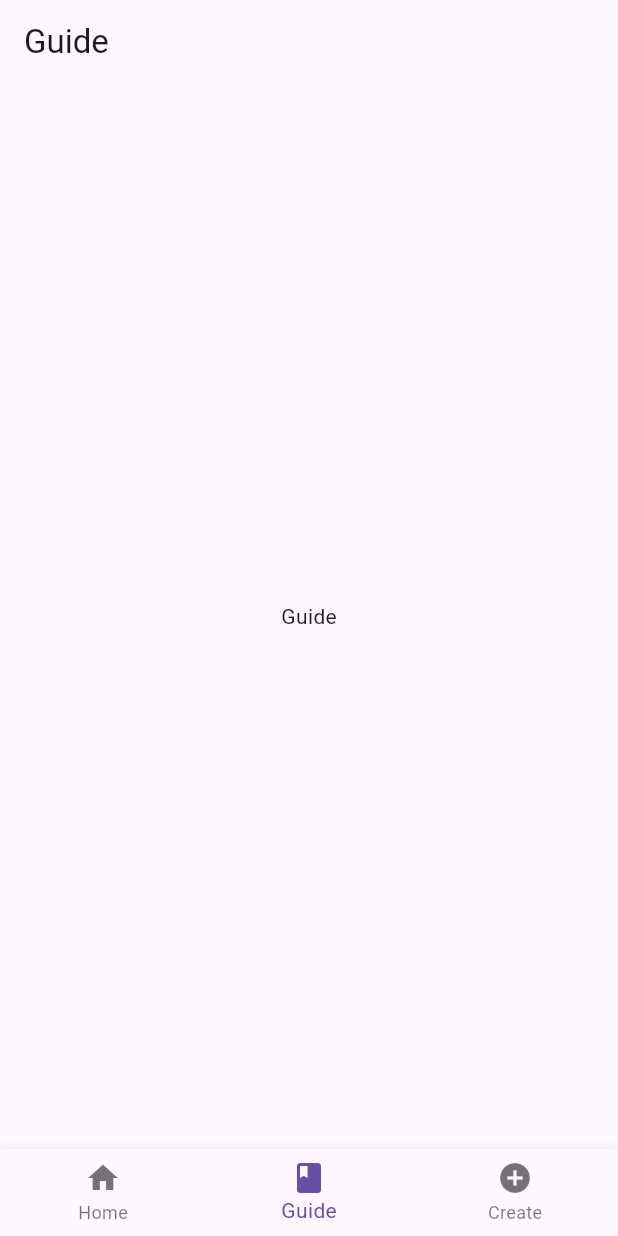
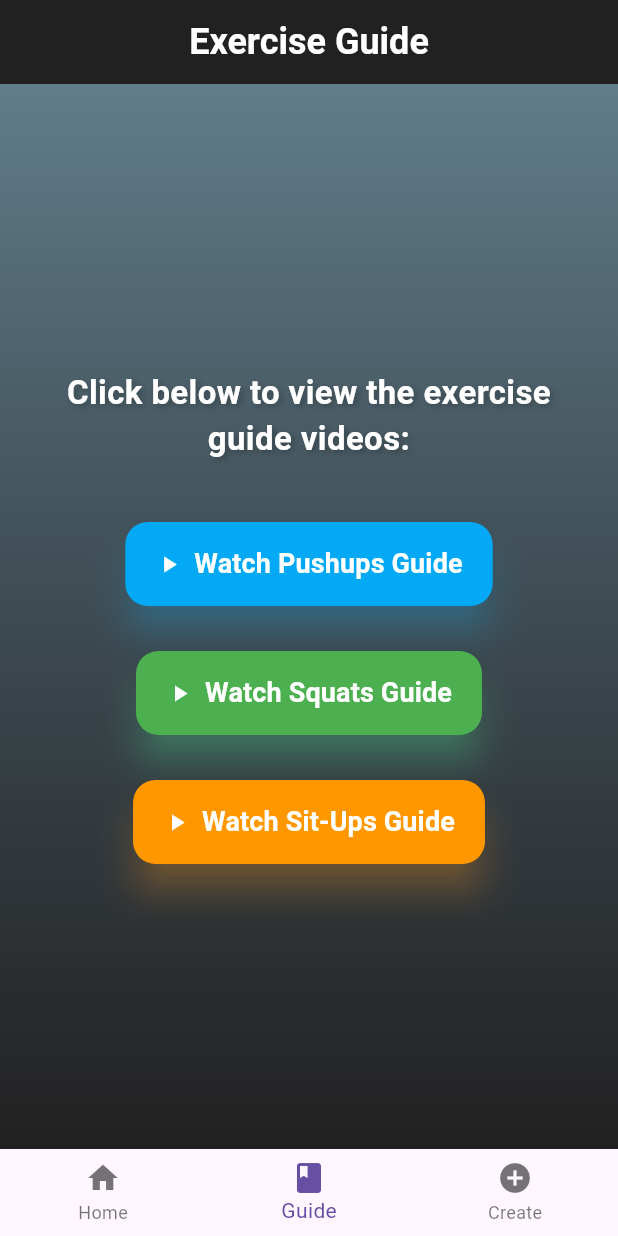
Before and after one commit to Mg1414/Sensing-App, a Flutter app: the screen it shows after launch, item 2 of the bottom bar chosen, on a phone screen of 412 x 824 dp. Run offline on Flutter 3.47's test engine with Material 3 defaults, Android fonts, the phone set to English and light mode, and no system bars; our stand-ins replace camera.

Commit message:
Added GuideScreen

```diff
--- /dev/null
+++ b/lib/guide_screen.dart
@@ -0,0 +1,144 @@
+
+import 'package:flutter/material.dart';
+import 'package:url_launcher/url_launcher.dart'; // For opening URLs in a browser
+
+class GuideScreen extends StatelessWidget {
+  const GuideScreen({super.key});
+
+  // Exercise video URLs
+  final String pushupUrl = 'https://www.youtube.com/watch?v=lsRAK6cr5kY'; // Example link for Pushups
+  final String squatUrl = 'https://www.youtube.com/watch?v=6bvZMJATN-s'; // Example link for Squats
+  final String situpUrl = 'https://www.youtube.com/watch?v=R5FJuyAPNTo'; // Example link for Sit-Ups
+
+  // Function to open the URL in the browser
+  Future<void> _launchURL(String url) async {
+    final Uri videoUri = Uri.parse(url);
+    if (await canLaunchUrl(videoUri)) {
+      await launchUrl(videoUri);
+    } else {
+      throw 'Could not launch $url';
+    }
+  }
+
+  @override
+  Widget build(BuildContext context) {
+    return Scaffold(
+      appBar: AppBar(
+        title: const Center(
+          child: Text(
+            'Exercise Guide',
+            style: TextStyle(
+              fontWeight: FontWeight.bold,
+              fontSize: 24,
+              color: Colors.white,
+            ),
+          ),
+        ),
+        backgroundColor: Colors.grey.shade900,
+      ),
+      body: Container(
+        decoration: const BoxDecoration(
+          gradient: LinearGradient(
+            colors: [Colors.blueGrey, Colors.black87],
+            begin: Alignment.topCenter,
+            end: Alignment.bottomCenter,
+          ),
+        ),
+        child: Center(
+          child: Padding(
+            padding: const EdgeInsets.all(20.0),
+            child: Column(
+              mainAxisAlignment: MainAxisAlignment.center,
+              children: [
+                const Text(
+                  'Click below to view the exercise guide videos:',
+                  textAlign: TextAlign.center,
+                  style: TextStyle(
+                    fontSize: 22,
+                    fontWeight: FontWeight.bold,
+                    color: Colors.white,
+                    shadows: [
+                      Shadow(
+                        blurRadius: 5.0,
+                        color: Colors.black26,
+                        offset: Offset(2, 2),
+                      ),
+                    ],
+                  ),
+                ),
+                const SizedBox(height: 40),
+
+                // Pushups Button with Play Icon
+                ElevatedButton.icon(
+                  icon: const Icon(Icons.play_arrow, color: Colors.white),
+                  style: ElevatedButton.styleFrom(
+                    padding: const EdgeInsets.symmetric(horizontal: 20, vertical: 15),
+                    backgroundColor: Colors.lightBlue,
+                    shape: RoundedRectangleBorder(borderRadius: BorderRadius.circular(15)),
+                    elevation: 10,
+                    shadowColor: Colors.lightBlueAccent,
+                  ),
+                  onPressed: () => _launchURL(pushupUrl), // Pushups video URL
+                  label: const Text(
+                    'Watch Pushups Guide',
+                    style: TextStyle(
+                      fontSize: 18,
+                      color: Colors.white,
+                      fontWeight: FontWeight.bold,
+                    ),
+                  ),
+                ),
+
+                const SizedBox(height: 30),
+
+                // Squats Button with Play Icon
+                ElevatedButton.icon(
+                  icon: const Icon(Icons.play_arrow, color: Colors.white),
+                  style: ElevatedButton.styleFrom(
+                    padding: const EdgeInsets.symmetric(horizontal: 20, vertical: 15),
+                    backgroundColor: Colors.green,
+                    shape: RoundedRectangleBorder(borderRadius: BorderRadius.circular(15)),
+                    elevation: 10,
+                    shadowColor: Colors.greenAccent,
+                  ),
+                  onPressed: () => _launchURL(squatUrl), // Squats video URL
+                  label: const Text(
+                    'Watch Squats Guide',
+                    style: TextStyle(
+                      fontSize: 18,
+                      color: Colors.white,
+                      fontWeight: FontWeight.bold,
+                    ),
+                  ),
+                ),
+
+                const SizedBox(height: 30),
+
+                // Sit-Ups Button with Play Icon
+                ElevatedButton.icon(
+                  icon: const Icon(Icons.play_arrow, color: Colors.white),
+                  style: ElevatedButton.styleFrom(
+                    padding: const EdgeInsets.symmetric(horizontal: 20, vertical: 15),
+                    backgroundColor: Colors.orange,
+                    shape: RoundedRectangleBorder(borderRadius: BorderRadius.circular(15)),
+                    elevation: 10,
+                    shadowColor: Colors.orangeAccent,
+                  ),
+                  onPressed: () => _launchURL(situpUrl), // Sit-Ups video URL
+                  label: const Text(
+                    'Watch Sit-Ups Guide',
+                    style: TextStyle(
+                      fontSize: 18,
+                      color: Colors.white,
+                      fontWeight: FontWeight.bold,
+                    ),
+                  ),
+                ),
+              ],
+            ),
+          ),
+        ),
+      ),
+    );
+  }
+}
--- /dev/null
+++ b/lib/home.dart
@@ -0,0 +1,15 @@
+import 'package:flutter/material.dart';
+
+class HomeScreen extends StatelessWidget {
+  @override
+  Widget build(BuildContext context) {
+    return Scaffold(
+      appBar: AppBar(
+        title: Text('Home'),
+      ),
+      body: Center(
+        child: Text('Home..'),
+      ),
+    );
+  }
+}
--- a/lib/main.dart
+++ b/lib/main.dart
@@ -1,7 +1,8 @@
 
 import 'package:flutter/material.dart';
 import 'package:camera/camera.dart';
-
+import 'guide_screen.dart';
+import 'home.dart';
 List<CameraDescription> cameras = [];
 
 Future<void> main() async {
@@ -70,33 +71,7 @@ class _BottomNavBarState extends State<BottomNavBar> {
   }
 }
 
-class HomeScreen extends StatelessWidget {
-  @override
-  Widget build(BuildContext context) {
-    return Scaffold(
-      appBar: AppBar(
-        title: Text('Home'),
-      ),
-      body: Center(
-        child: Text('Home..'),
-      ),
-    );
-  }
-}
 
-class GuideScreen extends StatelessWidget {
-  @override
-  Widget build(BuildContext context) {
-    return Scaffold(
-      appBar: AppBar(
-        title: Text('Guide'),
-      ),
-      body: Center(
-        child: Text('Guide'),
-      ),
-    );
-  }
-}
 
 class CreateScreen extends StatelessWidget {
   @override
--- a/pubspec.yaml
+++ b/pubspec.yaml
@@ -11,7 +11,8 @@ environment:
 dependencies:
   flutter:
     sdk: flutter
-  camera: ^0.10.0+4
+  camera: ^0.9.4+5  # Ensure this version or newer if using camera functionality
+  url_launcher: ^6.0.20  # Add url_launcher for opening URLs
 
   english_words: ^4.0.0
   provider: ^6.0.0
```
Also changed, not shown: pubspec.lock, 5 other files.
